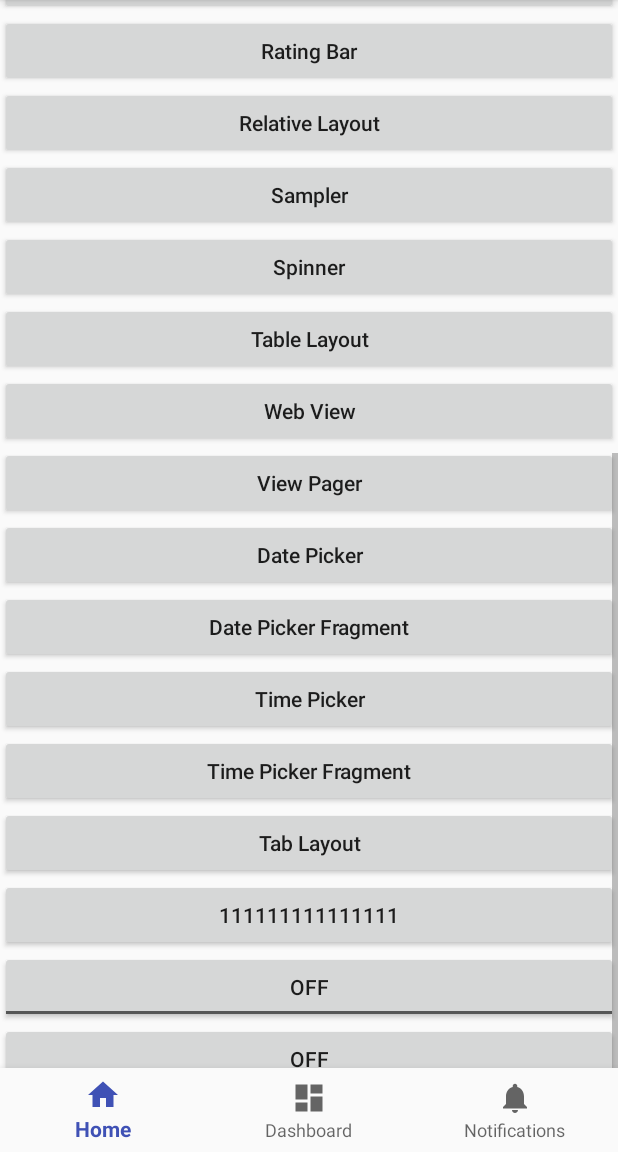
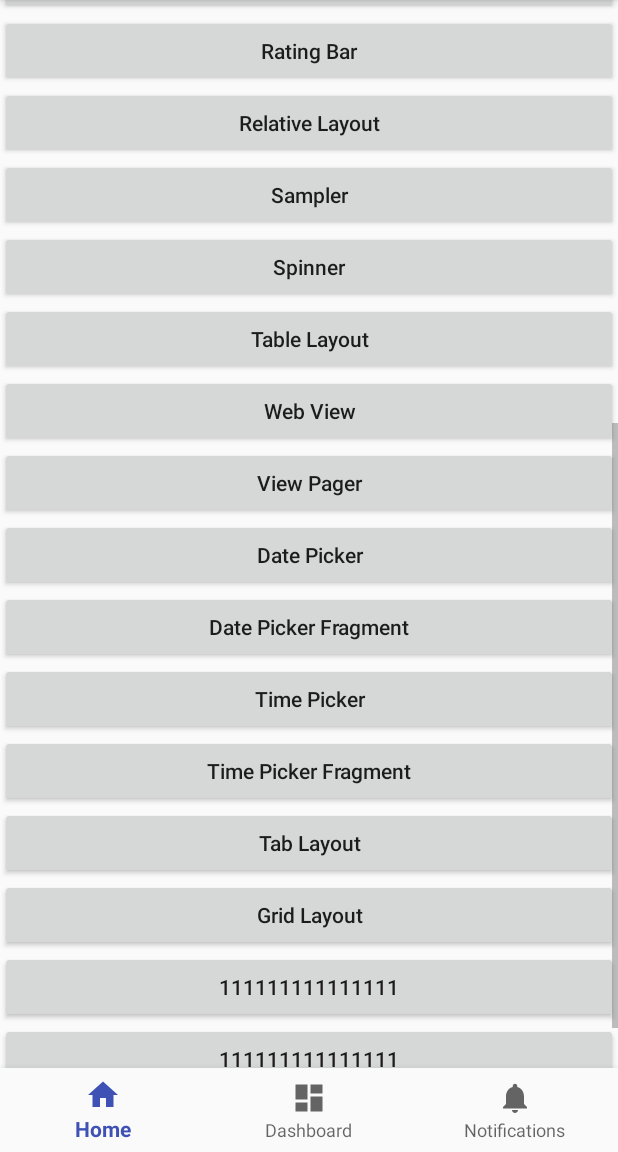
Before and after one commit to YershovAleksandr/Android_015_UI, an Android app: the screen it shows after launch (MainActivity), scrolled down 537 dp, on a phone screen of 412 x 824 dp, the part 84-1236 px from its top. Run offline under Robolectric (Android 15) with nearby library versions, the phone set to English and light mode, and no system bars.

Commit message:
UI Grid Layout done

```diff
--- a/MyUI/app/src/main/AndroidManifest.xml
+++ b/MyUI/app/src/main/AndroidManifest.xml
@@ -52,6 +52,9 @@
         <activity android:name=".TimePickerActivity" />
         <activity android:name=".TimePickerFragmentActivity" />
         <activity android:name=".TabLayoutActivity" />
+        <activity android:name=".UITLImageViewActivity" />
+        <activity android:name=".UIGLGridLayoutActivity" />
+        <activity android:name=".UIGLImageViewActivity" />
     </application>
 
 </manifest>
--- a/MyUI/app/src/main/java/com/nam/myui/MainActivity.java
+++ b/MyUI/app/src/main/java/com/nam/myui/MainActivity.java
@@ -41,6 +41,7 @@ public class MainActivity extends AppCompatActivity {
     private Button mButton21;
     private Button mButton22;
     private Button mButton23;
+    private Button mButton24;
 
     private BottomNavigationView.OnNavigationItemSelectedListener mOnNavigationItemSelectedListener
             = new BottomNavigationView.OnNavigationItemSelectedListener() {
@@ -312,6 +313,16 @@ public class MainActivity extends AppCompatActivity {
             }
         });
 
+        mButton24 = (Button)findViewById(R.id.button24);
+        mButton24.setOnClickListener(new View.OnClickListener() {
+            @Override
+            public void onClick(View v) {
+                x42.Log("Click button23");
+                Intent intent = new Intent(MainActivity.this, UIGLGridLayoutActivity.class);
+                startActivity(intent);
+            }
+        });
+
 
     }
 
--- a/MyUI/app/src/main/res/layout/activity_main.xml
+++ b/MyUI/app/src/main/res/layout/activity_main.xml
@@ -192,6 +192,20 @@
                 android:id="@+id/button24"
                 android:layout_width="match_parent"
                 android:layout_height="wrap_content"
+                android:text="Grid Layout"
+                android:textAllCaps="false" />
+
+            <Button
+                android:id="@+id/button25"
+                android:layout_width="match_parent"
+                android:layout_height="wrap_content"
+                android:text="111111111111111"
+                android:textAllCaps="false" />
+
+            <Button
+                android:id="@+id/button26"
+                android:layout_width="match_parent"
+                android:layout_height="wrap_content"
                 android:text="111111111111111"
                 android:textAllCaps="false" />
 
```
Also changed, not shown: MyUI/app/src/main/java/com/nam/myui/UIGLGridLayoutActivity.java (added, +54 -0 lines), MyUI/app/src/main/java/com/nam/myui/UIGLImageAdapter.java (added, +61 -0 lines), MyUI/app/src/main/java/com/nam/myui/UIGLImageViewActivity.java (added, +25 -0 lines), MyUI/app/src/main/res/layout/uigridlayout.xml (added, +18 -0 lines).
